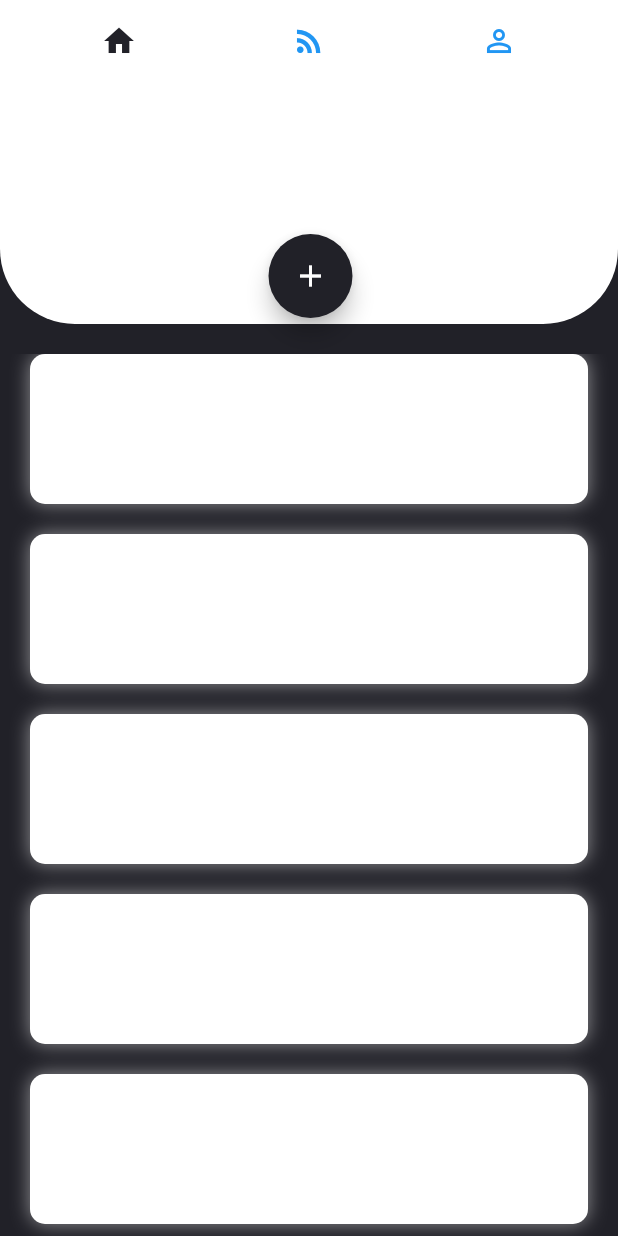
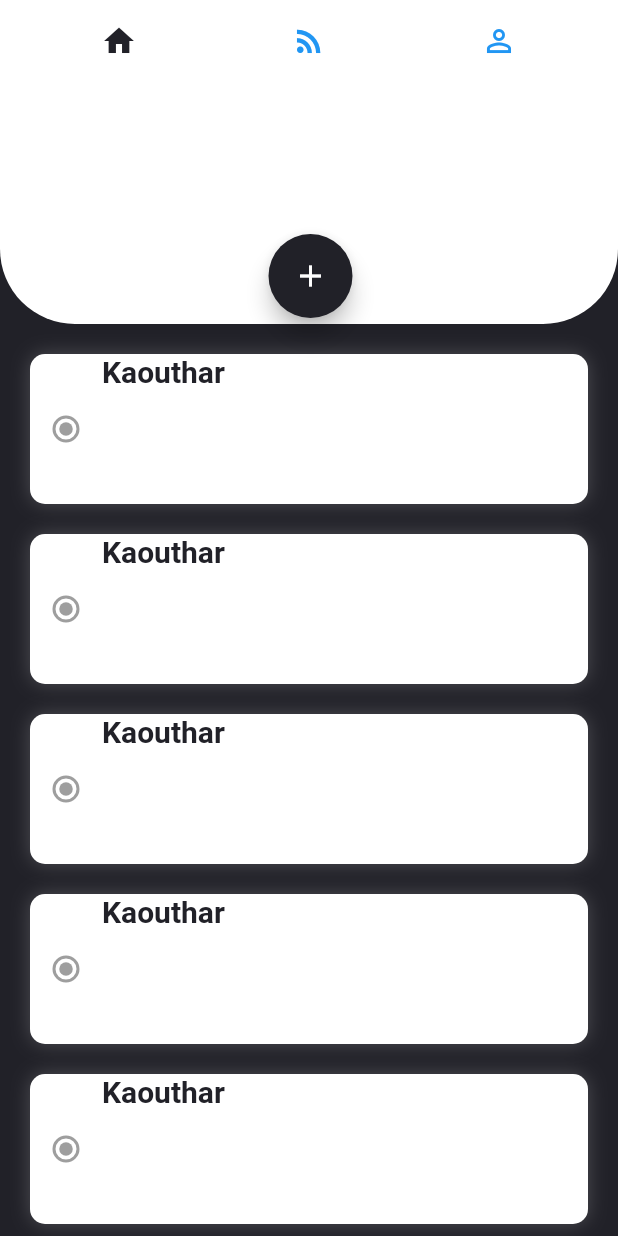
Before and after one commit to KKen-Dev/Black-note, a Flutter app: the screen it shows after launch, on a phone screen of 412 x 824 dp. Run offline on Flutter 3.47's test engine with Material 2 defaults, Android fonts, the phone set to English and light mode, and no system bars; Roboto replaces fonts that are missing (Avenir).

Commit message:
on recorder

```diff
--- a/lib/Models/global.dart
+++ b/lib/Models/global.dart
@@ -1,3 +1,9 @@
 import 'package:flutter/material.dart';
 
 Color darkGreyColor = new Color(0xFF212128);
+TextStyle darkcardTitle = new TextStyle(
+fontFamily: 'Avenir',
+fontWeight: FontWeight.bold,
+color: darkGreyColor,
+fontSize: 20
+);
--- a/lib/Models/widget/inbox_card_widget.dart
+++ b/lib/Models/widget/inbox_card_widget.dart
@@ -1,10 +1,10 @@
 import 'package:flutter/material.dart';
-
-
+import '../../Models/global.dart';
 
 
 class InaboxCard extends StatelessWidget {
-
+ final  String title;
+ InaboxCard({this.title});
   @override
   Widget build(BuildContext context){
     return Container(
@@ -16,10 +16,22 @@ class InaboxCard extends StatelessWidget {
         borderRadius: BorderRadius.all(Radius.circular(10)),
         boxShadow: [
           new BoxShadow(
-            color: Colors.white.withOpacity(0.5),
+            color: Colors.white.withOpacity(0.2),
             blurRadius: 10.0,
           )
         ]
+      ),
+      child: Row(
+        children: <Widget>[
+          Radio(
+
+          ),
+          Column(
+            children: <Widget>[
+              Text(title, style: darkcardTitle,)
+            ],
+          )
+        ],
       ),
 
     );
--- a/lib/ui/inabox/inabox_page.dart
+++ b/lib/ui/inabox/inabox_page.dart
@@ -10,9 +10,12 @@ class _InaboxPageState extends State<InaboxPage> {
   @override
   Widget build(BuildContext context) {
     return Container(
-      padding: EdgeInsets.only(top:180),
+
       color:darkGreyColor,
-      child: ListView(children: getList(),),
+      child: ListView(
+        padding: EdgeInsets.only(top:180),
+        children: getList(),
+      ),
     );
   }
   List<Widget> getList(){
@@ -20,7 +23,7 @@ class _InaboxPageState extends State<InaboxPage> {
       List<InaboxCard> list = [];
 
       for (int i=0; i<10;i++){
-          list.add(InaboxCard());
+          list.add(InaboxCard(title: "Kaouthar",));
 
       }
       return list;
```
